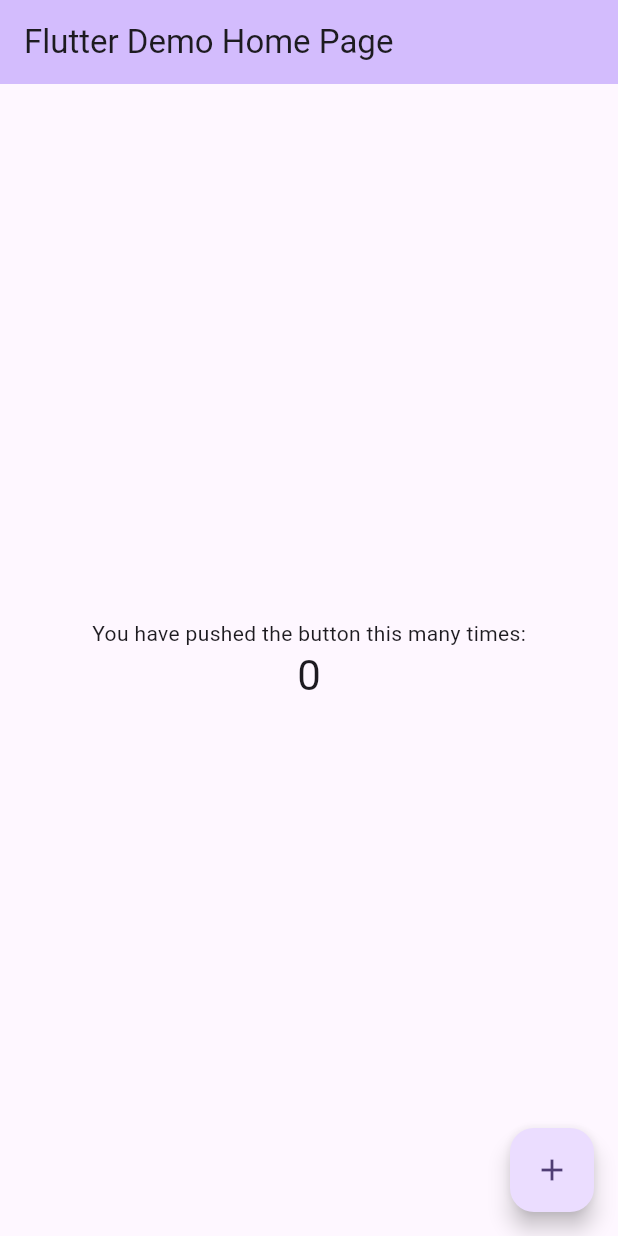
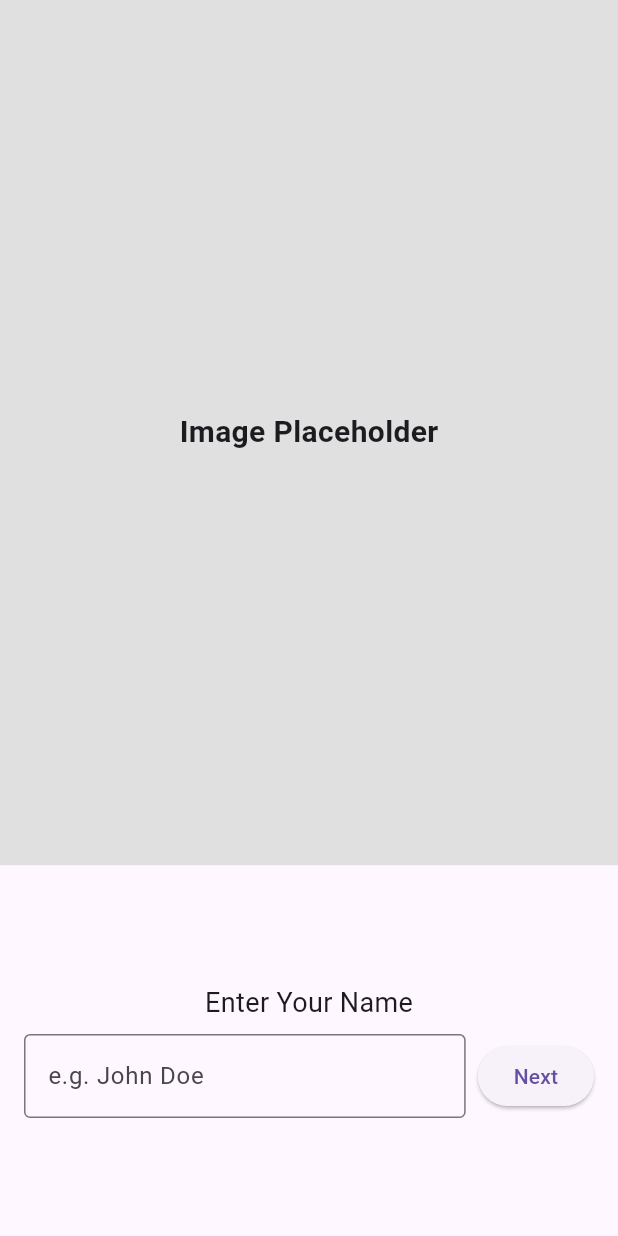
Before and after one commit to Shawnm-cyber/HeartBeat_app, a Flutter app: the screen it shows after launch, on a phone screen of 412 x 824 dp. Run offline on Flutter 3.47's test engine with Material 3 defaults, Android fonts, the phone set to English and light mode, and no system bars.

Commit message:
Splash screen + dashboard (barely)
the front end, no database helper yet. We have a placeholder for our splash image and a text field for username. Todo: storing usernames, creating db, and creating other app screens.

```diff
--- a/lib/main.dart
+++ b/lib/main.dart
@@ -1,125 +1,24 @@
 import 'package:flutter/material.dart';
+import 'screens/welcome_screen.dart';
+import 'screens/home_dashboard_screen.dart';
 
 void main() {
-  runApp(const MyApp());
+  runApp(const HeartBeatApp());
 }
 
-class MyApp extends StatelessWidget {
-  const MyApp({super.key});
+class HeartBeatApp extends StatelessWidget {
+  const HeartBeatApp({Key? key}) : super(key: key);
 
-  // This widget is the root of your application.
   @override
   Widget build(BuildContext context) {
     return MaterialApp(
-      title: 'Flutter Demo',
-      theme: ThemeData(
-        // This is the theme of your application.
-        //
-        // TRY THIS: Try running your application with "flutter run". You'll see
-        // the application has a purple toolbar. Then, without quitting the app,
-        // try changing the seedColor in the colorScheme below to Colors.green
-        // and then invoke "hot reload" (save your changes or press the "hot
-        // reload" button in a Flutter-supported IDE, or press "r" if you used
-        // the command line to start the app).
-        //
-        // Notice that the counter didn't reset back to zero; the application
-        // state is not lost during the reload. To reset the state, use hot
-        // restart instead.
-        //
-        // This works for code too, not just values: Most code changes can be
-        // tested with just a hot reload.
-        colorScheme: ColorScheme.fromSeed(seedColor: Colors.deepPurple),
-        useMaterial3: true,
-      ),
-      home: const MyHomePage(title: 'Flutter Demo Home Page'),
+      title: 'HeartBeat',
+      theme: ThemeData(primarySwatch: Colors.blue),
+      initialRoute: '/welcome',
+      routes: {
+        '/welcome': (context) => const WelcomeScreen(),
+        '/home': (context) => const HomeDashboardScreen(),
+      },
     );
   }
 }
-
-class MyHomePage extends StatefulWidget {
-  const MyHomePage({super.key, required this.title});
-
-  // This widget is the home page of your application. It is stateful, meaning
-  // that it has a State object (defined below) that contains fields that affect
-  // how it looks.
-
-  // This class is the configuration for the state. It holds the values (in this
-  // case the title) provided by the parent (in this case the App widget) and
-  // used by the build method of the State. Fields in a Widget subclass are
-  // always marked "final".
-
-  final String title;
-
-  @override
-  State<MyHomePage> createState() => _MyHomePageState();
-}
-
-class _MyHomePageState extends State<MyHomePage> {
-  int _counter = 0;
-
-  void _incrementCounter() {
-    setState(() {
-      // This call to setState tells the Flutter framework that something has
-      // changed in this State, which causes it to rerun the build method below
-      // so that the display can reflect the updated values. If we changed
-      // _counter without calling setState(), then the build method would not be
-      // called again, and so nothing would appear to happen.
-      _counter++;
-    });
-  }
-
-  @override
-  Widget build(BuildContext context) {
-    // This method is rerun every time setState is called, for instance as done
-    // by the _incrementCounter method above.
-    //
-    // The Flutter framework has been optimized to make rerunning build methods
-    // fast, so that you can just rebuild anything that needs updating rather
-    // than having to individually change instances of widgets.
-    return Scaffold(
-      appBar: AppBar(
-        // TRY THIS: Try changing the color here to a specific color (to
-        // Colors.amber, perhaps?) and trigger a hot reload to see the AppBar
-        // change color while the other colors stay the same.
-        backgroundColor: Theme.of(context).colorScheme.inversePrimary,
-        // Here we take the value from the MyHomePage object that was created by
-        // the App.build method, and use it to set our appbar title.
-        title: Text(widget.title),
-      ),
-      body: Center(
-        // Center is a layout widget. It takes a single child and positions it
-        // in the middle of the parent.
-        child: Column(
-          // Column is also a layout widget. It takes a list of children and
-          // arranges them vertically. By default, it sizes itself to fit its
-          // children horizontally, and tries to be as tall as its parent.
-          //
-          // Column has various properties to control how it sizes itself and
-          // how it positions its children. Here we use mainAxisAlignment to
-          // center the children vertically; the main axis here is the vertical
-          // axis because Columns are vertical (the cross axis would be
-          // horizontal).
-          //
-          // TRY THIS: Invoke "debug painting" (choose the "Toggle Debug Paint"
-          // action in the IDE, or press "p" in the console), to see the
-          // wireframe for each widget.
-          mainAxisAlignment: MainAxisAlignment.center,
-          children: <Widget>[
-            const Text(
-              'You have pushed the button this many times:',
-            ),
-            Text(
-              '$_counter',
-              style: Theme.of(context).textTheme.headlineMedium,
-            ),
-          ],
-        ),
-      ),
-      floatingActionButton: FloatingActionButton(
-        onPressed: _incrementCounter,
-        tooltip: 'Increment',
-        child: const Icon(Icons.add),
-      ), // This trailing comma makes auto-formatting nicer for build methods.
-    );
-  }
-}
--- /dev/null
+++ b/lib/screens/welcome_screen.dart
@@ -0,0 +1,88 @@
+import 'package:flutter/material.dart';
+
+class WelcomeScreen extends StatefulWidget {
+  const WelcomeScreen({Key? key}) : super(key: key);
+
+  @override
+  State<WelcomeScreen> createState() => _WelcomeScreenState();
+}
+
+class _WelcomeScreenState extends State<WelcomeScreen> {
+  final TextEditingController _nameController = TextEditingController();
+
+  @override
+  void dispose() {
+    _nameController.dispose();
+    super.dispose();
+  }
+
+  void _goToHomeDashboard() {
+    final userName = _nameController.text.trim();
+    // TODO: Store userName somewhere or pass it forward if needed.
+    Navigator.pushReplacementNamed(context, '/home');
+  }
+
+  @override
+  Widget build(BuildContext context) {
+    return Scaffold(
+      // Typically, a splash screen has no AppBar.
+      body: Column(
+        children: [
+          // Top 70%: Image placeholder
+          Expanded(
+            flex: 7, // ~70% of the screen height
+            child: Container(
+              color: Colors.grey[300],
+              width: double.infinity,
+              child: const Center(
+                // Replace this with an Image.asset or Image.network, etc.
+                child: Text(
+                  'Image Placeholder',
+                  style: TextStyle(fontSize: 20, fontWeight: FontWeight.bold),
+                ),
+              ),
+            ),
+          ),
+
+          // Bottom 30%: Text field + button
+          Expanded(
+            flex: 3, // ~30% of the screen height
+            child: Padding(
+              padding: const EdgeInsets.all(16.0),
+              child: Column(
+                mainAxisAlignment: MainAxisAlignment.center,
+                children: [
+                  // Label
+                  const Text('Enter Your Name', style: TextStyle(fontSize: 18)),
+                  const SizedBox(height: 8),
+
+                  // Text field and button in a row
+                  Row(
+                    children: [
+                      // Text field
+                      Expanded(
+                        child: TextField(
+                          controller: _nameController,
+                          decoration: const InputDecoration(
+                            hintText: 'e.g. John Doe',
+                            border: OutlineInputBorder(),
+                          ),
+                        ),
+                      ),
+                      const SizedBox(width: 8),
+                      // Button
+                      ElevatedButton(
+                        onPressed: _goToHomeDashboard,
+                        child: const Text('Next'),
+                      ),
+                    ],
+                  ),
+                ],
+              ),
+            ),
+          ),
+        ],
+      ),
+    );
+  }
+}
```
Also changed, not shown: lib/screens/home_dashboard_screen.dart (added, +51 -0 lines).
